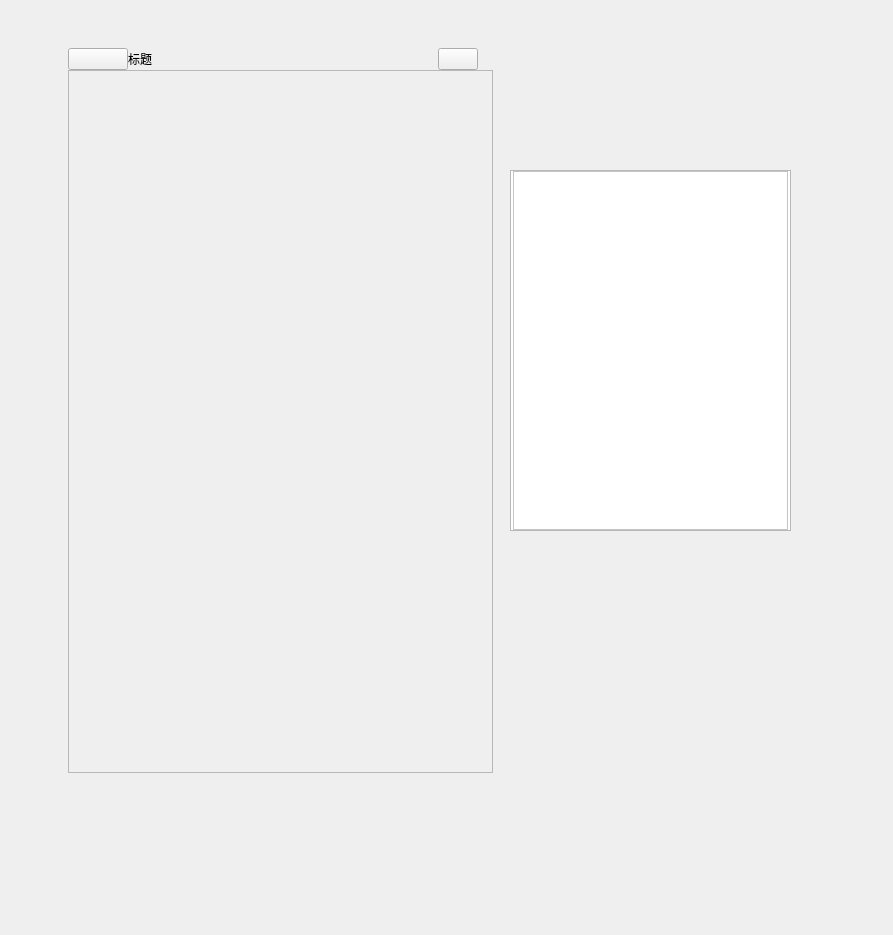
Old version of the form source/Main/MainWin.ui in the repository yxingqin/CulcaMaid.
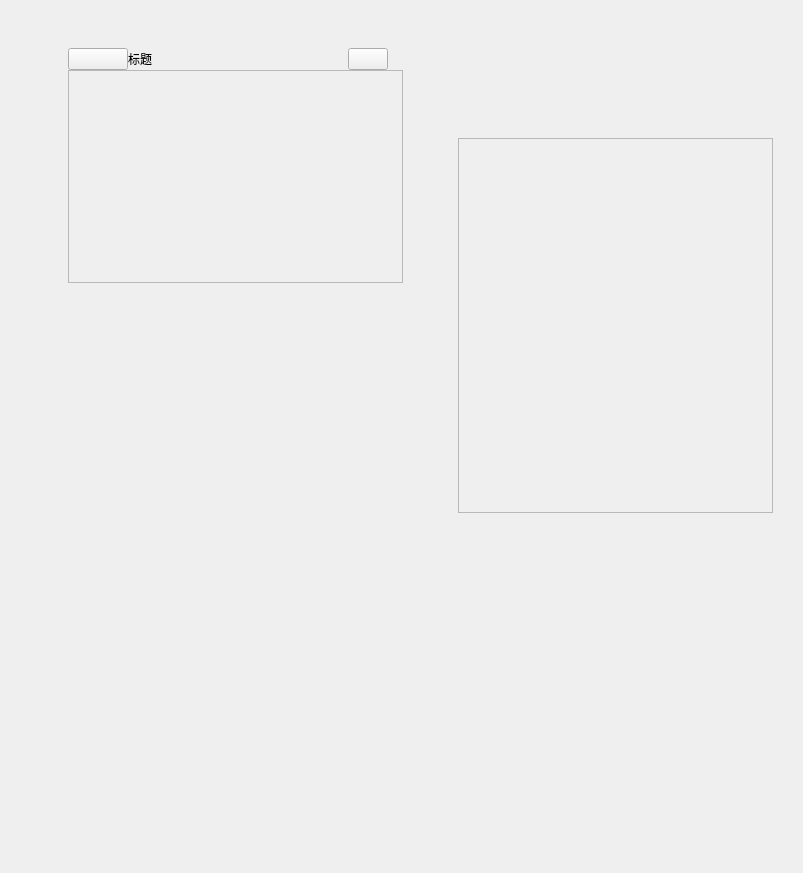
New version of the form. Icons and pictures are not drawn. Custom widgets are drawn as their Qt base class.

```diff
--- a/source/Main/MainWin.ui
+++ b/source/Main/MainWin.ui
@@ -6,8 +6,8 @@
    <rect>
     <x>0</x>
     <y>0</y>
-    <width>893</width>
-    <height>935</height>
+    <width>803</width>
+    <height>873</height>
    </rect>
   </property>
   <property name="sizePolicy">
@@ -25,85 +25,13 @@
   <property name="windowTitle">
    <string>MainWin</string>
   </property>
-  <widget class="QStackedWidget" name="swdg_sub">
-   <property name="geometry">
-    <rect>
-     <x>510</x>
-     <y>170</y>
-     <width>281</width>
-     <height>361</height>
-    </rect>
-   </property>
-   <property name="sizePolicy">
-    <sizepolicy hsizetype="Preferred" vsizetype="Preferred">
-     <horstretch>0</horstretch>
-     <verstretch>0</verstretch>
-    </sizepolicy>
-   </property>
-   <property name="maximumSize">
-    <size>
-     <width>16777215</width>
-     <height>16777215</height>
-    </size>
-   </property>
-   <property name="styleSheet">
-    <string notr="true"/>
-   </property>
-   <property name="frameShape">
-    <enum>QFrame::StyledPanel</enum>
-   </property>
-   <property name="frameShadow">
-    <enum>QFrame::Raised</enum>
-   </property>
-   <property name="lineWidth">
-    <number>2</number>
-   </property>
-   <widget class="QWidget" name="page_sub1">
-    <property name="styleSheet">
-     <string notr="true">background:#FFF;</string>
-    </property>
-    <layout class="QVBoxLayout" name="verticalLayout_9">
-     <property name="spacing">
-      <number>0</number>
-     </property>
-     <property name="leftMargin">
-      <number>2</number>
-     </property>
-     <property name="topMargin">
-      <number>0</number>
-     </property>
-     <property name="rightMargin">
-      <number>2</number>
-     </property>
-     <property name="bottomMargin">
-      <number>0</number>
-     </property>
-     <item>
-      <widget class="PageHistory" name="pHistory">
-       <property name="sizePolicy">
-        <sizepolicy hsizetype="Preferred" vsizetype="Preferred">
-         <horstretch>0</horstretch>
-         <verstretch>0</verstretch>
-        </sizepolicy>
-       </property>
-       <property name="frameShape">
-        <enum>QFrame::StyledPanel</enum>
-       </property>
-       <property name="frameShadow">
-        <enum>QFrame::Raised</enum>
-       </property>
-      </widget>
-     </item>
-    </layout>
-   </widget>
-  </widget>
   <widget class="QWidget" name="wdg_main" native="true">
    <property name="geometry">
     <rect>
      <x>60</x>
      <y>40</y>
-     <width>441</width>
-     <height>741</height>
+     <width>351</width>
+     <height>251</height>
     </rect>
    </property>
    <property name="sizePolicy">
@@ -426,6 +354,52 @@
     </item>
    </layout>
   </widget>
+  <widget class="QStackedWidget" name="swdg_sub">
+   <property name="geometry">
+    <rect>
+     <x>450</x>
+     <y>130</y>
+     <width>331</width>
+     <height>391</height>
+    </rect>
+   </property>
+   <property name="currentIndex">
+    <number>0</number>
+   </property>
+   <widget class="QWidget" name="page_sub1">
+    <layout class="QVBoxLayout" name="verticalLayout_6">
+     <property name="leftMargin">
+      <number>8</number>
+     </property>
+     <property name="topMargin">
+      <number>8</number>
+     </property>
+     <property name="rightMargin">
+      <number>8</number>
+     </property>
+     <property name="bottomMargin">
+      <number>8</number>
+     </property>
+     <item>
+      <widget class="PageHistory" name="pHistory">
+       <property name="sizePolicy">
+        <sizepolicy hsizetype="Preferred" vsizetype="Preferred">
+         <horstretch>0</horstretch>
+         <verstretch>0</verstretch>
+        </sizepolicy>
+       </property>
+       <property name="frameShape">
+        <enum>QFrame::StyledPanel</enum>
+       </property>
+       <property name="frameShadow">
+        <enum>QFrame::Raised</enum>
+       </property>
+      </widget>
+     </item>
+    </layout>
+   </widget>
+   <widget class="QWidget" name="page_2"/>
+  </widget>
  </widget>
  <customwidgets>
   <customwidget>
```
